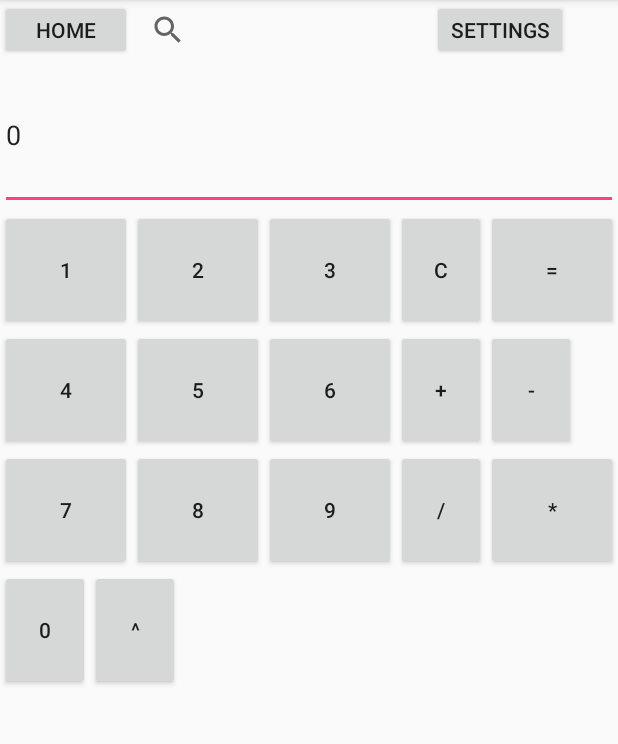
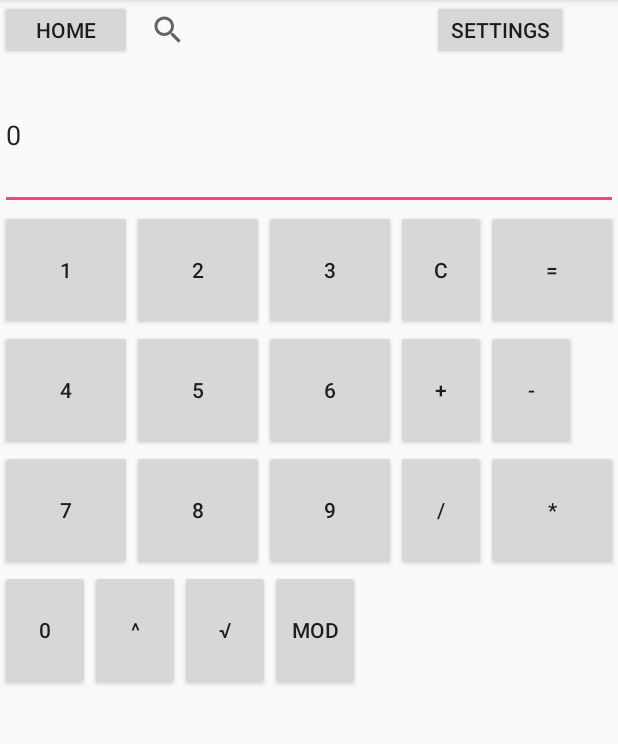
Before and after one commit to PrasannS/GraphingCalculatorPSLCDYSY, an Android app: the CalcActivity screen opened directly, with no data from a screen before it, on a phone screen of 412 x 824 dp, the part 84-828 px from its top. Run offline under Robolectric (Android 15) with nearby library versions, the phone set to English and light mode, and no system bars.

Commit message:
Added mod function, square root function

```diff
--- a/app/src/main/java/graphingcaculator/lcpsdysy/android/apps/com/graphingcalculator/CalcActivity.java
+++ b/app/src/main/java/graphingcaculator/lcpsdysy/android/apps/com/graphingcalculator/CalcActivity.java
@@ -32,6 +32,8 @@ public class CalcActivity extends AppCompatActivity {
     private Button divide;
     private Button multiply;
     private Button exponent;
+    private Button sqrt;
+    private Button mod;
     private int currentnum = 0;
     private int currentfunc = 0;
     private boolean onfunc = false;
@@ -148,6 +150,25 @@ public class CalcActivity extends AppCompatActivity {
                 show();
             }
         });
+
+        sqrt = (Button)findViewById(R.id.sqrt);
+        sqrt.setOnClickListener(new View.OnClickListener() {
+            @Override
+            public void onClick(View view) {
+                enterfunc('√');
+                show();
+            }
+        });
+
+        mod = (Button)findViewById(R.id.mod);
+        mod.setOnClickListener(new View.OnClickListener() {
+            @Override
+            public void onClick(View view) {
+                enterfunc('%');
+                show();
+            }
+        });
+
 
 
 
--- a/app/src/main/res/layout/activity_calc.xml
+++ b/app/src/main/res/layout/activity_calc.xml
@@ -174,6 +174,18 @@
                 android:id="@+id/exponent"
                 android:text="^"/>
 
+            <Button
+                android:layout_width="60dp"
+                android:layout_height="match_parent"
+                android:id="@+id/sqrt"
+                android:text="√"/>
+
+            <Button
+                android:layout_width="60dp"
+                android:layout_height="match_parent"
+                android:id="@+id/mod"
+                android:text="mod"/>
+
         </LinearLayout>
 
 
```
Also changed, not shown: app/src/main/java/graphingcaculator/lcpsdysy/android/apps/com/graphingcalculator/Models/Expression.java (+6 -3 lines).
